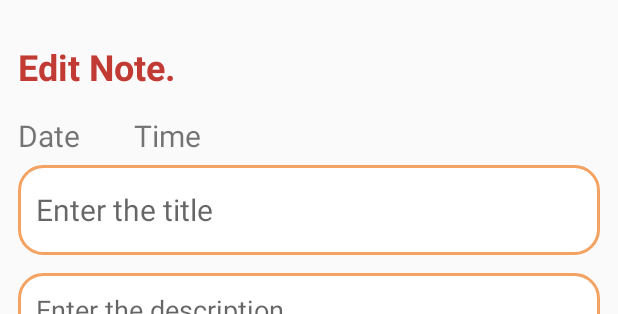
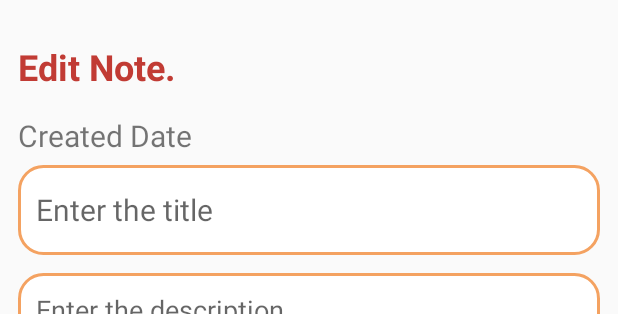
Before and after one commit to Rohini2699/NoteTakingApp, an Android app: the layout fragment_update.xml on its own in the app's theme, with its tools: preview values and no code run, on a phone screen of 412 x 824 dp. Shown: the top 314 px of the screen. Run offline under Robolectric (Android 15) with nearby library versions, the phone set to English and light mode, and no system bars.

Commit message:
Added the speech to text functionality. Changed the xml file and the update fragment Added the image select from gallery Added the date and time functionality

```diff
--- a/app/src/main/java/com/example/notetakingapp/room/Notes.kt
+++ b/app/src/main/java/com/example/notetakingapp/room/Notes.kt
@@ -5,6 +5,7 @@ import androidx.room.ColumnInfo
 import androidx.room.Entity
 import androidx.room.PrimaryKey
 import kotlinx.parcelize.Parcelize
+import java.util.Date
 
 
 enum class Priority {
@@ -19,8 +20,10 @@ data class Notes(
     val id: Int,
     var title: String?,
     var description: String?,
+
     @ColumnInfo(name = "isSelected")
     var isSelected: Boolean = false,
     var isPinned: Boolean = false,
+    val date:String?, // storing date as a time stamp
     var priority: Priority? = null // Default value for the priority.
 ) : Parcelable
--- a/app/src/main/java/com/example/notetakingapp/view/HomeFragment.kt
+++ b/app/src/main/java/com/example/notetakingapp/view/HomeFragment.kt
@@ -17,6 +17,7 @@ import androidx.fragment.app.Fragment
 import androidx.lifecycle.Lifecycle
 import androidx.navigation.findNavController
 import androidx.recyclerview.widget.StaggeredGridLayoutManager
+import com.example.notetak.CustomAdapter
 import com.example.notetakingapp.R
 import com.example.notetakingapp.databinding.FragmentHomeBinding
 import com.example.notetakingapp.room.Notes
--- a/app/src/main/java/com/example/notetakingapp/view/NewNoteFragment.kt
+++ b/app/src/main/java/com/example/notetakingapp/view/NewNoteFragment.kt
@@ -74,7 +74,7 @@ class NewNoteFragment : Fragment(R.layout.fragment_secondaryfragment), MenuProvi
         val notedescription = binding.description.text.toString().trim()
         if (noteTitle.isNotEmpty()) {
             val notes =
-                Notes(0, noteTitle, notedescription, isSelected = false, false)
+                Notes(0, noteTitle, notedescription, isSelected = false, false , (System.currentTimeMillis()).toString())
             myViewModel.addNote(notes)
             Toast.makeText(mView.context, "Notes saved Successfully ", Toast.LENGTH_SHORT).show()
             view.findNavController().popBackStack(R.id.homeFragment, false)
--- a/app/src/main/res/layout/fragment_update.xml
+++ b/app/src/main/res/layout/fragment_update.xml
@@ -28,23 +28,9 @@
             android:layout_below="@id/editNoteHeading"
             android:layout_marginTop="16dp"
             android:layout_marginBottom="16dp"
-            android:text="Date"
+            android:text="Created Date"
             android:textSize="20sp"
             />
-
-        <TextView
-            android:id="@+id/timetext"
-            android:layout_width="wrap_content"
-            android:layout_height="wrap_content"
-            android:layout_below="@id/editNoteHeading"
-            android:layout_marginStart="36dp"
-            android:layout_marginLeft="81dp"
-            android:layout_marginTop="16dp"
-            android:layout_toRightOf="@id/datetext"
-            android:text="Time"
-            android:textSize="20sp" />
-
-
 
 
         <EditText
--- a/app/src/main/res/menu/menu_new_note.xml
+++ b/app/src/main/res/menu/menu_new_note.xml
@@ -6,6 +6,7 @@
         android:title="save"
         app:showAsAction="always"
         >
+
     </item>
 
 </menu>
```
Also changed, not shown: app/src/main/java/com/example/notetakingapp/util/Utils.kt (added, +20 -0 lines), app/src/main/java/com/example/notetakingapp/view/CustomAdapter.kt (+23 -2 lines), app/src/main/java/com/example/notetakingapp/view/UpdateFragment.kt (+44 -6 lines), app/src/main/res/layout/fragment_secondaryfragment.xml (+10 -7 lines), app/src/main/res/layout/note_layout.xml (+13 -9 lines).
